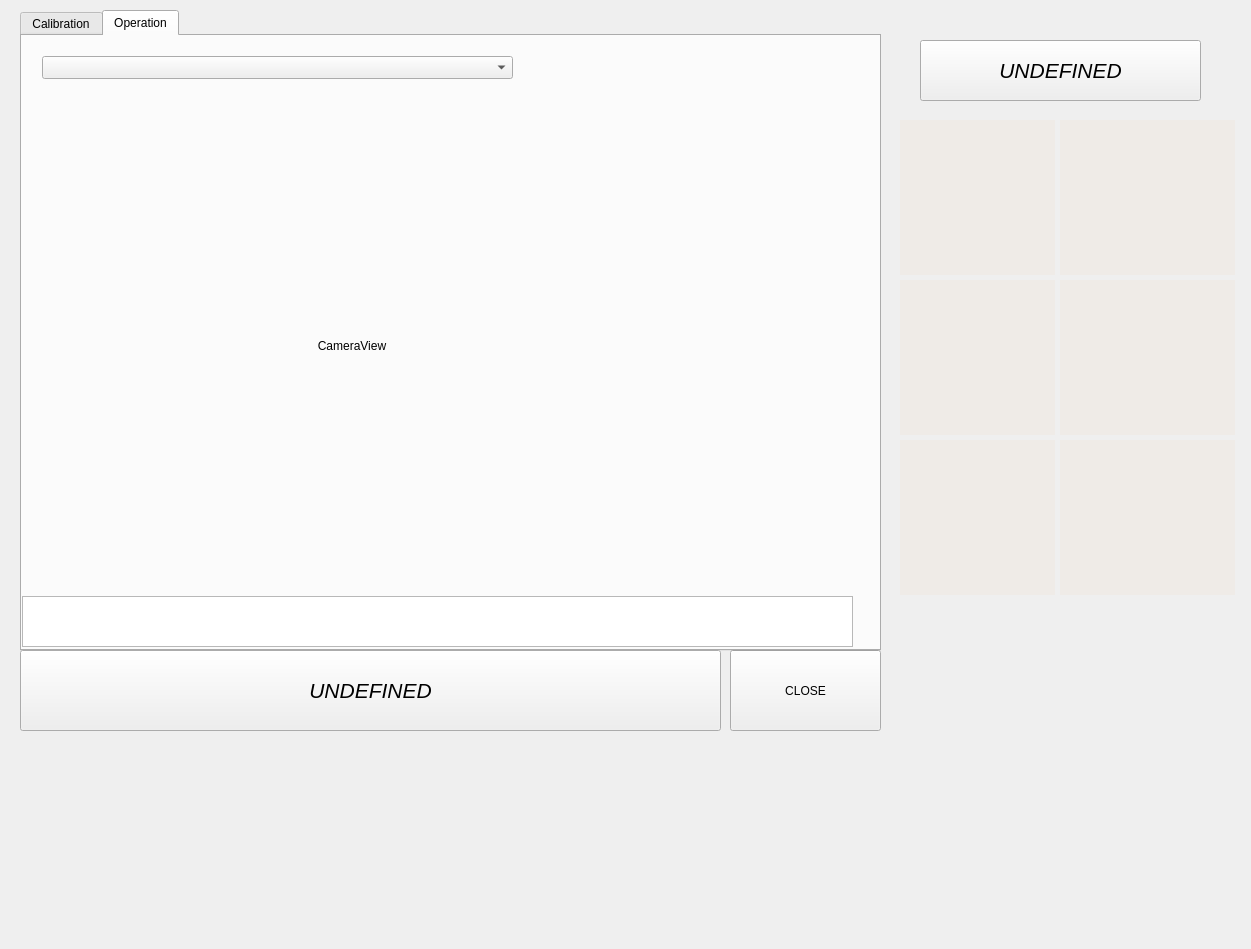
Old version of the form DriverStation/mainwindow.ui in the repository dgitz/DriverStation.
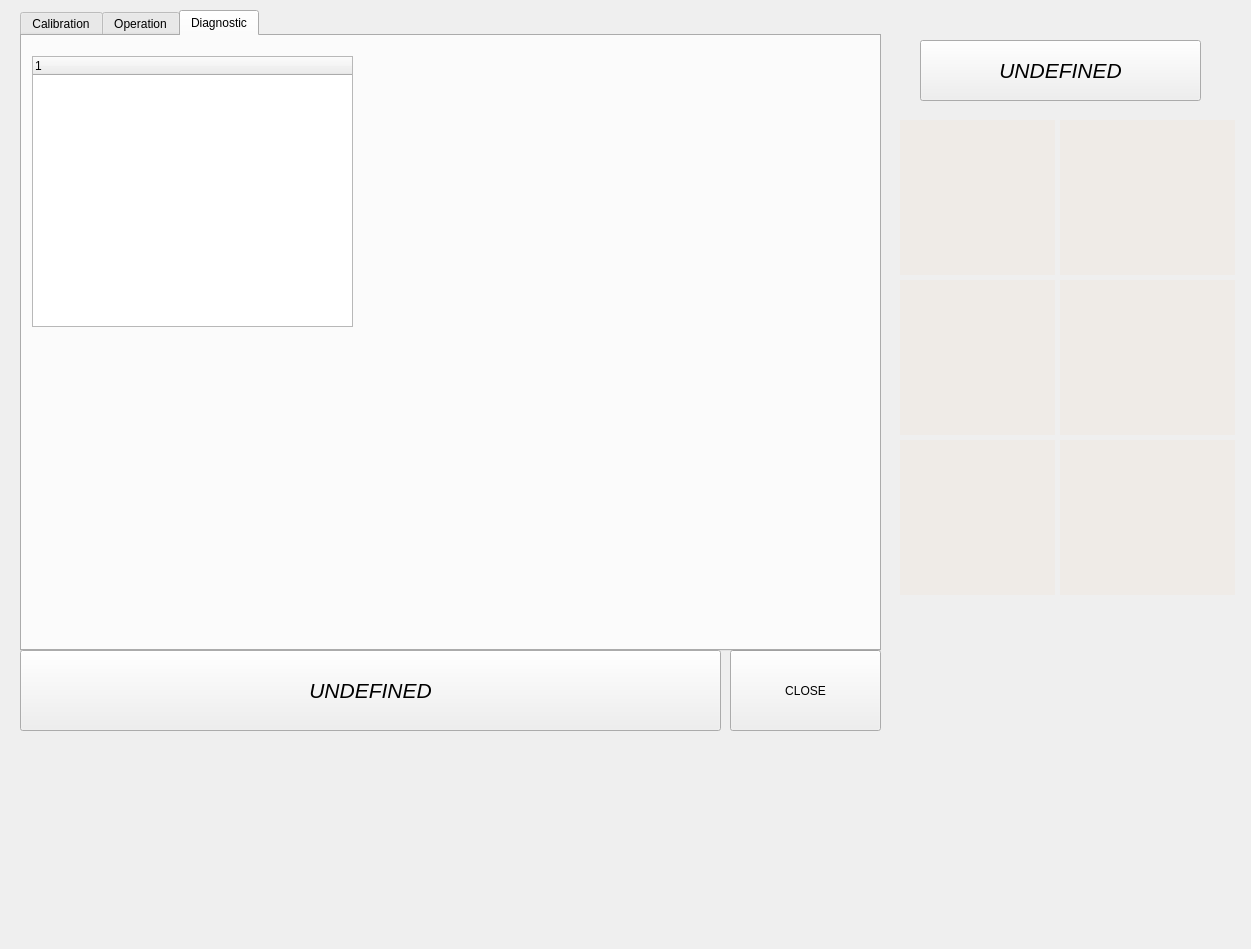
New version of the form. The open tabs and pages were chosen to show the change.

What changed in the file:
```diff
--- a/DriverStation/mainwindow.ui
+++ b/DriverStation/mainwindow.ui
@@ -37,7 +37,7 @@
      </rect>
     </property>
     <property name="currentIndex">
-     <number>1</number>
+     <number>2</number>
     </property>
     <widget class="QWidget" name="tab">
      <attribute name="title">
@@ -1175,6 +1175,26 @@
       </property>
      </widget>
     </widget>
+    <widget class="QWidget" name="tabDiagnostic">
+     <attribute name="title">
+      <string>Diagnostic</string>
+     </attribute>
+     <widget class="QTreeWidget" name="treeCommMessage">
+      <property name="geometry">
+       <rect>
+        <x>10</x>
+        <y>20</y>
+        <width>321</width>
+        <height>271</height>
+       </rect>
+      </property>
+      <column>
+       <property name="text">
+        <string notr="true">1</string>
+       </property>
+      </column>
+     </widget>
+    </widget>
    </widget>
    <widget class="QPushButton" name="tEStopState">
     <property name="geometry">
```
Left out of the diff: 6 changed lines with no effect on the pictures.
